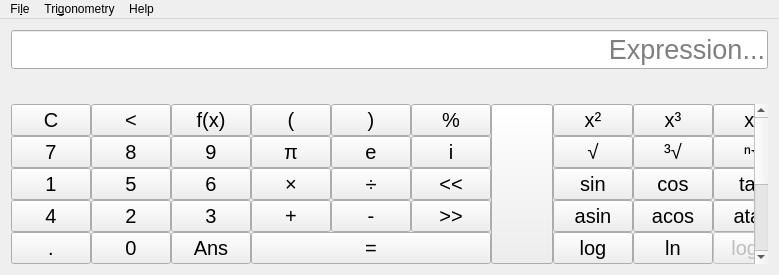
Qt form mainwindow.ui (theCheeseboard/thecalculator) before a commit.
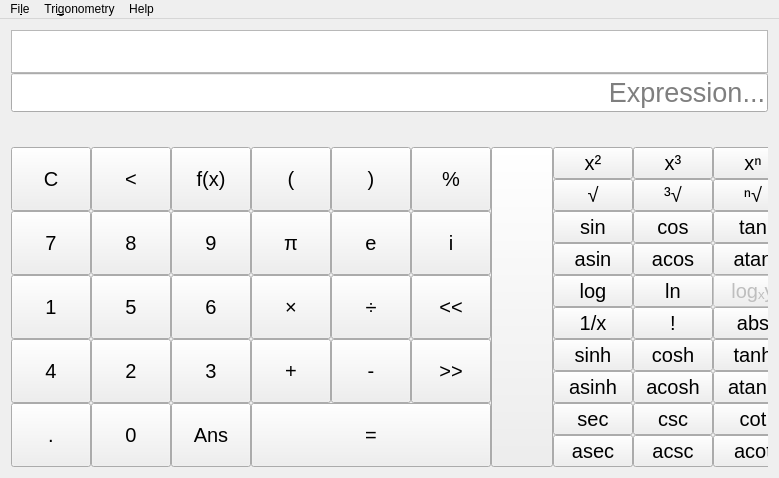
The same form after that commit. Icons and pictures are not drawn. Custom widgets are drawn as their Qt base class.

```diff
--- a/mainwindow.ui
+++ b/mainwindow.ui
@@ -7,7 +7,7 @@
     <x>0</x>
     <y>0</y>
     <width>779</width>
-    <height>242</height>
+    <height>478</height>
    </rect>
   </property>
   <property name="windowTitle">
@@ -380,7 +380,7 @@
                <rect>
                 <x>0</x>
                 <y>0</y>
-                <width>240</width>
+                <width>244</width>
                 <height>250</height>
                </rect>
               </property>
```
Left out of the diff: 8 changed lines with no effect on the pictures.
